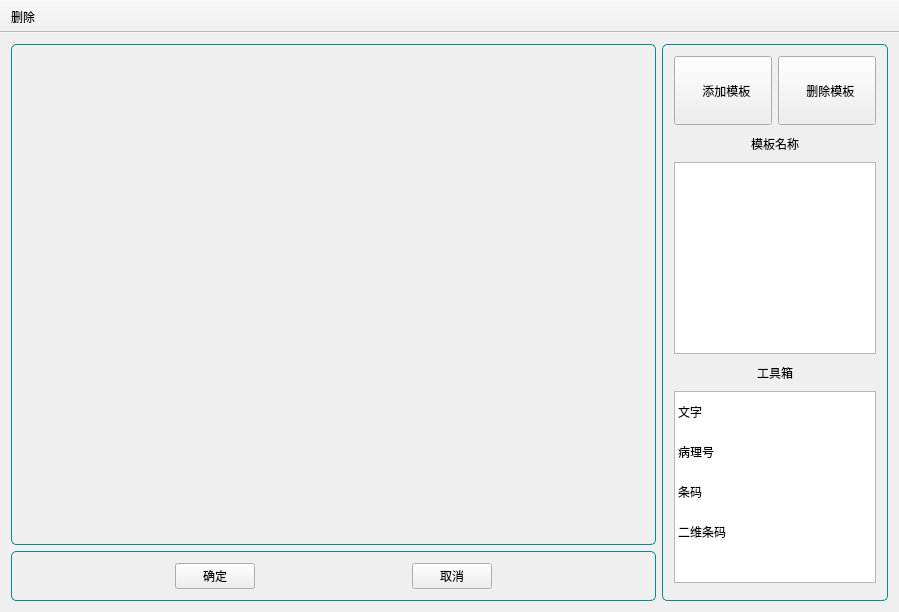
Old version of the form printtemplate/templatesetup.ui in the repository YYC572652645/PatholoSystem.
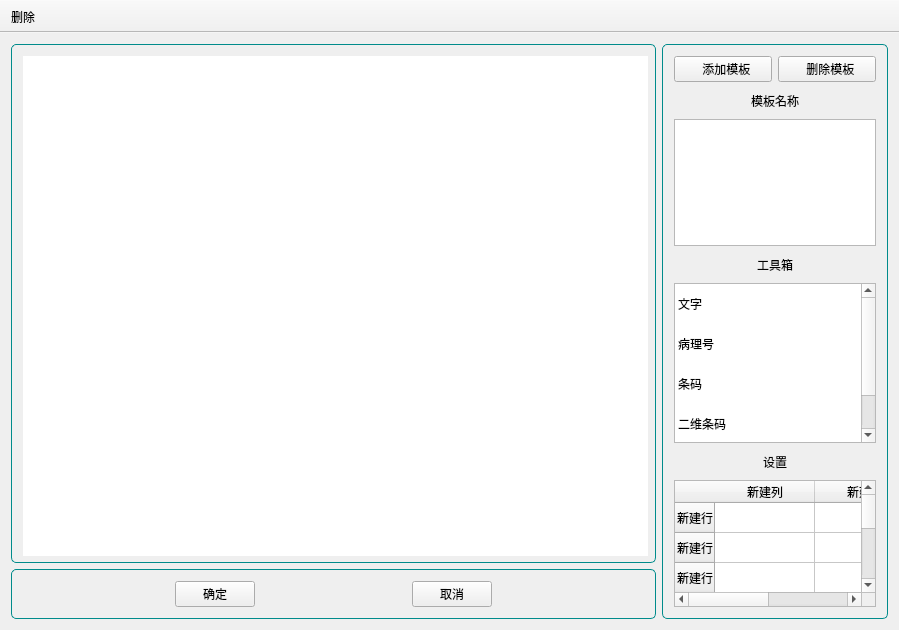
New version of the form. Icons and pictures are not drawn. Custom widgets are drawn as their Qt base class.

```diff
--- a/printtemplate/templatesetup.ui
+++ b/printtemplate/templatesetup.ui
@@ -7,19 +7,19 @@
     <x>0</x>
     <y>0</y>
     <width>899</width>
-    <height>612</height>
+    <height>630</height>
    </rect>
   </property>
   <property name="minimumSize">
    <size>
     <width>899</width>
-    <height>612</height>
+    <height>630</height>
    </size>
   </property>
   <property name="maximumSize">
    <size>
     <width>899</width>
-    <height>612</height>
+    <height>630</height>
    </size>
   </property>
   <property name="windowTitle">
@@ -60,7 +60,7 @@
           </property>
           <layout class="QVBoxLayout" name="verticalLayout_7">
            <item>
-            <widget class="QCustomPlot" name="widgetPaint" native="true">
+            <widget class="MoveWidgetControl" name="widgetControl" native="true">
              <property name="minimumSize">
               <size>
                <width>625</width>
@@ -73,39 +73,10 @@
                <height>500</height>
               </size>
              </property>
-             <layout class="QVBoxLayout" name="verticalLayout_3">
-              <item>
-               <widget class="MoveWidgetControl" name="widgetControl" native="true">
-                <property name="minimumSize">
-                 <size>
-                  <width>625</width>
-                  <height>500</height>
-                 </size>
-                </property>
-                <property name="maximumSize">
-                 <size>
-                  <width>625</width>
-                  <height>500</height>
-                 </size>
-                </property>
-                <layout class="QVBoxLayout" name="verticalLayout_9">
-                 <item>
-                  <spacer name="verticalSpacer">
-                   <property name="orientation">
-                    <enum>Qt::Vertical</enum>
-                   </property>
-                   <property name="sizeHint" stdset="0">
-                    <size>
-                     <width>20</width>
-                     <height>479</height>
-                    </size>
-                   </property>
-                  </spacer>
-                 </item>
-                </layout>
-               </widget>
-              </item>
-             </layout>
+             <property name="styleSheet">
+              <string notr="true">background-color:white</string>
+             </property>
+             <layout class="QVBoxLayout" name="verticalLayout_9"/>
             </widget>
            </item>
           </layout>
@@ -415,7 +386,77 @@
               </widget>
              </item>
              <item>
-              <widget class="QtTreePropertyBrowser" name="widgetProperty" native="true"/>
+              <widget class="QLabel" name="labelTitle_2">
+               <property name="minimumSize">
+                <size>
+                 <width>0</width>
+                 <height>25</height>
+                </size>
+               </property>
+               <property name="styleSheet">
+                <string notr="true">background-color:#2c3e50;
+
+color:white;
+
+
+QLabel
+{
+    height:40px;
+    font-size:28px;
+}</string>
+               </property>
+               <property name="lineWidth">
+                <number>1</number>
+               </property>
+               <property name="text">
+                <string>设置</string>
+               </property>
+               <property name="alignment">
+                <set>Qt::AlignCenter</set>
+               </property>
+               <property name="wordWrap">
+                <bool>false</bool>
+               </property>
+              </widget>
+             </item>
+             <item>
+              <widget class="QTableWidget" name="tableWidget">
+               <row>
+                <property name="text">
+                 <string>新建行</string>
+                </property>
+               </row>
+               <row>
+                <property name="text">
+                 <string>新建行</string>
+                </property>
+               </row>
+               <row>
+                <property name="text">
+                 <string>新建行</string>
+                </property>
+               </row>
+               <row>
+                <property name="text">
+                 <string>新建行</string>
+                </property>
+               </row>
+               <row>
+                <property name="text">
+                 <string>新建行</string>
+                </property>
+               </row>
+               <column>
+                <property name="text">
+                 <string>新建列</string>
+                </property>
+               </column>
+               <column>
+                <property name="text">
+                 <string>新建列</string>
+                </property>
+               </column>
+              </widget>
              </item>
             </layout>
            </item>
@@ -458,18 +499,6 @@
  </widget>
  <layoutdefault spacing="6" margin="11"/>
  <customwidgets>
-  <customwidget>
-   <class>QtTreePropertyBrowser</class>
-   <extends>QWidget</extends>
-   <header>qttreepropertybrowser.h</header>
-   <container>1</container>
-  </customwidget>
-  <customwidget>
-   <class>QCustomPlot</class>
-   <extends>QWidget</extends>
-   <header>printtemplate/qcustomplot/qcustomplot.h</header>
-   <container>1</container>
-  </customwidget>
   <customwidget>
    <class>MoveWidgetControl</class>
    <extends>QWidget</extends>
```
